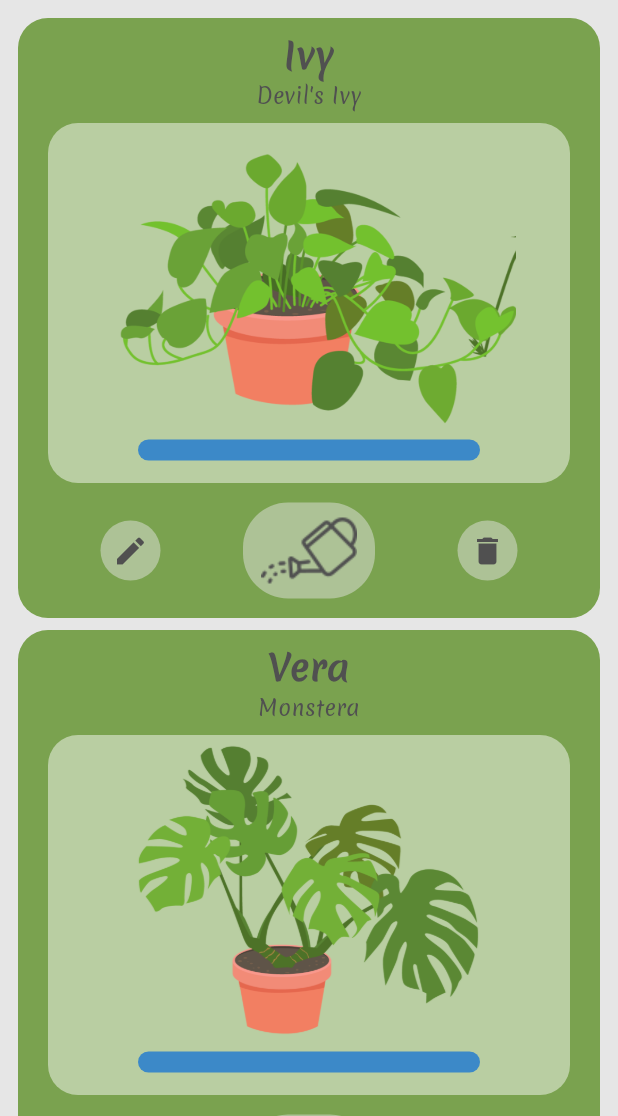
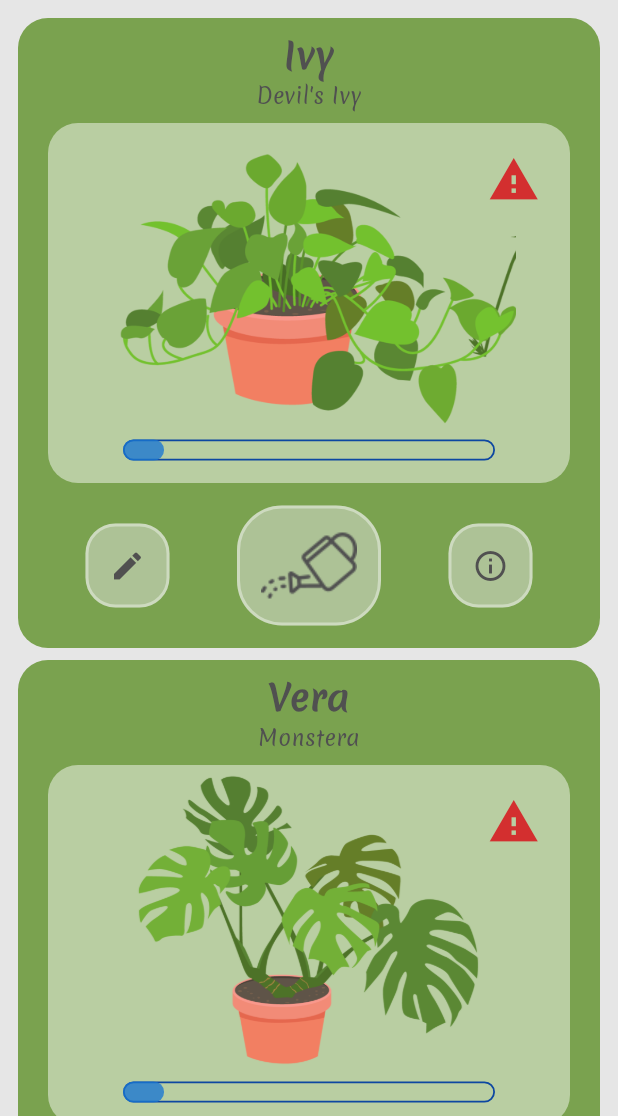
Before and after one commit to my-happy-plants-project-2/My-Happy-Plants-Frontend, a Flutter app: the screen it shows after launch, after a tap on "Login", on a phone screen of 412 x 824 dp, the part 120-1236 px from its top. Run offline on Flutter 3.47's test engine with Material 3 defaults, Android fonts, the phone set to English and light mode, and no system bars.

Commit message:
Fixat dynamisk vattenindikator och varningstriangel. Fixat utseende på samtliga knappar samt strukturerat om kod.

```diff
--- /dev/null
+++ b/lib/components/custom_icon_button.dart
@@ -0,0 +1,41 @@
+import 'package:flutter/material.dart';
+
+class CustomIconButton extends StatelessWidget {
+  final IconData icon;
+  final VoidCallback onPressed;
+
+  const CustomIconButton({
+    super.key,
+    required this.icon,
+    required this.onPressed,
+  });
+
+  @override
+  Widget build(BuildContext context) {
+    return IconButton(
+      icon: Icon(icon),
+      color: Theme.of(context).colorScheme.onSurface,
+      onPressed: onPressed,
+      style: ButtonStyle(
+        // Background color
+        backgroundColor: WidgetStateProperty.all<Color>(
+          Theme.of(context).colorScheme.surface.withAlpha(120),
+        ),
+        // Padding
+        padding: WidgetStateProperty.all<EdgeInsetsGeometry>(
+          const EdgeInsets.all(16),
+        ),
+        // Custom shape with border
+        shape: WidgetStateProperty.all<RoundedRectangleBorder>(
+          RoundedRectangleBorder(
+            borderRadius: BorderRadius.circular(20),
+            side: BorderSide(
+              color: Colors.white.withAlpha(100),
+              width: 2.0,
+            ),
+          ),
+        ),
+      ),
+    );
+  }
+}
--- /dev/null
+++ b/lib/components/custom_text_button.dart
@@ -0,0 +1,37 @@
+import 'package:flutter/material.dart';
+
+class CustomTextButton extends StatelessWidget {
+  final String text;
+  final VoidCallback onPressed;
+
+  const CustomTextButton({
+    super.key,
+    required this.text,
+    required this.onPressed,
+  });
+
+  @override
+  Widget build(BuildContext context) {
+    return ElevatedButton(
+      onPressed: onPressed,
+      style: ButtonStyle(
+        backgroundColor: WidgetStateProperty.all<Color>(
+          Colors.white.withAlpha(120),
+        ),
+        foregroundColor: WidgetStateProperty.all<Color>(
+          Theme.of(context).colorScheme.onSurface,
+        ),
+        shape: WidgetStateProperty.all<RoundedRectangleBorder>(
+          RoundedRectangleBorder(
+            borderRadius: BorderRadius.circular(8),
+            side: BorderSide(
+              color: Colors.white.withAlpha(100),
+              width: 2.0,
+            ),
+          ),
+        ),
+      ),
+      child: Text(text),
+    );
+  }
+}
--- a/lib/components/my_plants_card.dart
+++ b/lib/components/my_plants_card.dart
@@ -1,16 +1,23 @@
+import 'dart:math';
+
 import 'package:flutter/material.dart';
-import 'package:my_happy_plants_flutter/components/my_plants_image.dart';
+import 'package:my_happy_plants_flutter/components/custom_icon_button.dart';
+import 'package:my_happy_plants_flutter/components/water_bar.dart';
 import 'package:my_happy_plants_flutter/model/plant.dart';
 
 class MyPlantsCard extends StatelessWidget {
   final Plant plant;
-  const MyPlantsCard({super.key, required this.plant});
+
+  const MyPlantsCard({
+    super.key,
+    required this.plant,
+  });
 
   @override
   Widget build(BuildContext context) {
     return SizedBox(
       width: 450, // Fixed width for each card
-      height: 400, // Fixed height for each card
+      height: 420, // Fixed height for each card
       child: Container(
         decoration: BoxDecoration(
           color: Theme.of(context).colorScheme.primary,
@@ -18,76 +25,69 @@ class MyPlantsCard extends StatelessWidget {
         ),
         child: Column(
           children: [
-            Padding(
+            _buildPlantInfo(context),
+            _buildPlantImage(context,
+                value: Random()
+                    .nextDouble()), // Set a random value between 0 and 1 for now can be calculated from the plant's water frequency and last watered date
+            _buildActionButtons(context),
+          ],
+        ),
+      ),
+    );
+  }
+
+  // Helper method to build the plant info section
+  Widget _buildPlantInfo(BuildContext context) {
+    return Padding(
       padding: const EdgeInsets.all(8.0),
       child: Column(
         children: [
           Text(
             plant.nickname,
-                    style: TextStyle(
+            style: const TextStyle(
               fontSize: 24,
               fontWeight: FontWeight.bold,
             ),
           ),
-                  Text(
-                    plant.commonName,
-                  ),
+          Text(plant.commonName),
         ],
       ),
-            ),
-            Padding(
+    );
+  }
+
+// Helper method to build the plant image section
+  Widget _buildPlantImage(BuildContext context, {required double value}) {
+    return Padding(
       padding: const EdgeInsets.symmetric(horizontal: 20),
-              child: PlantImage(plant: plant),
-            ),
-            Expanded(
-              child: Center(
-                child: Row(
-                  mainAxisAlignment: MainAxisAlignment.spaceEvenly,
-                  children: [
-                    Container(
-                      padding: const EdgeInsets.all(8),
+      child: Container(
+        height: 240,
+        width: double.infinity,
         decoration: BoxDecoration(
-                        color: Theme.of(context)
-                            .colorScheme
-                            .surface
-                            .withAlpha(120),
+          color: Colors.white.withAlpha(120),
           borderRadius: BorderRadius.circular(20),
         ),
-                      child: Icon(
-                        Icons.edit,
-                        color: Theme.of(context).colorScheme.onSurface,
+        child: Stack(
+          children: [
+            Column(
+              mainAxisAlignment: MainAxisAlignment.center,
+              children: [
+                Expanded(
+                  flex: 15,
+                  child: Image.asset(plant.imagePath),
                 ),
-                    ),
-                    Container(
-                      padding: const EdgeInsets.symmetric(horizontal: 12),
-                      decoration: BoxDecoration(
-                        color: Theme.of(context)
-                            .colorScheme
-                            .surface
-                            .withAlpha(120),
-                        borderRadius: BorderRadius.circular(30),
-                      ),
-                      child: Image.asset(
-                        'lib/assets/images/watering_can.png',
-                        color: Theme.of(context).colorScheme.onSurface,
-                      ),
-                    ),
-                    Container(
-                      padding: const EdgeInsets.all(8),
-                      decoration: BoxDecoration(
-                        color: Theme.of(context)
-                            .colorScheme
-                            .surface
-                            .withAlpha(120),
-                        borderRadius: BorderRadius.circular(20),
-                      ),
-                      child: Icon(
-                        Icons.delete,
-                        color: Theme.of(context).colorScheme.onSurface,
-                      ),
-                    ),
+                WaterBar(value: value), // WaterBar widget on top of the image
+                const SizedBox(height: 15),
               ],
             ),
+            // Add the warning icon conditionally
+            if (value < 0.3)
+              Positioned(
+                top: 20,
+                right: 20,
+                child: Icon(
+                  Icons.warning,
+                  color: Colors.red.shade700,
+                  size: 35,
                 ),
               ),
           ],
@@ -95,4 +95,70 @@ class MyPlantsCard extends StatelessWidget {
       ),
     );
   }
+
+  // Helper method to build the action buttons section
+  Widget _buildActionButtons(BuildContext context) {
+    return Expanded(
+      child: Center(
+        child: Row(
+          mainAxisAlignment: MainAxisAlignment.spaceEvenly,
+          children: [
+            CustomIconButton(
+              icon: Icons.edit,
+              onPressed: () {
+                // Todo: Add edit functionality here
+              },
+            ),
+            _buildCustomImageButton(
+              context,
+              child: Image.asset(
+                'lib/assets/images/watering_can.png',
+                color: Theme.of(context).colorScheme.onSurface,
+              ),
+              onPressed: () {
+                // Todo: Add watering functionality here
+              },
+            ),
+            CustomIconButton(
+              icon: Icons.info_outline,
+              onPressed: () {
+                // Todo: Add delete functionality here
+              },
+            ),
+          ],
+        ),
+      ),
+    );
   }
+
+  Widget _buildCustomImageButton(
+    BuildContext context, {
+    required Widget child,
+    required VoidCallback onPressed,
+  }) {
+    return IconButton(
+      icon: child,
+      onPressed: onPressed,
+      style: ButtonStyle(
+        // Background color
+        backgroundColor: WidgetStateProperty.all<Color>(
+          Theme.of(context).colorScheme.surface.withAlpha(120),
+        ),
+        // Padding
+        padding: WidgetStateProperty.all<EdgeInsetsGeometry>(
+          const EdgeInsets.symmetric(horizontal: 16, vertical: 8),
+        ),
+        // Custom shape
+        shape: WidgetStateProperty.all<RoundedRectangleBorder>(
+          RoundedRectangleBorder(
+            borderRadius: BorderRadius.circular(30),
+            side: BorderSide(
+              color: Colors.white.withAlpha(100),
+              width: 2.0,
+            ),
+          ),
+        ),
+      ),
+    );
+  }
+}
--- a/lib/components/my_plants_image.dart
+++ /dev/null
@@ -1,53 +0,0 @@
-import 'package:flutter/material.dart';
-import 'package:my_happy_plants_flutter/model/plant.dart';
-
-class PlantImage extends StatelessWidget {
-  const PlantImage({
-    super.key,
-    required this.plant,
-  });
-
-  final Plant plant;
-
-  @override
-  Widget build(BuildContext context) {
-    return Container(
-      height: 240,
-      width: double.infinity,
-      decoration: BoxDecoration(
-          color: Colors.white.withAlpha(120),
-          borderRadius: BorderRadius.circular(20)),
-      child: Column(
-        mainAxisAlignment: MainAxisAlignment.center,
-        children: [
-          Expanded(
-            flex: 15,
-            child: Image.asset(plant.imagePath),
-          ),
-          Expanded(
-            child: Row(
-              children: [
-                SizedBox(
-                  width: 60,
-                ),
-                Expanded(
-                  child: Container(
-                    decoration: BoxDecoration(
-                        color: Colors.blue.shade700.withAlpha(200),
-                        borderRadius: BorderRadius.circular(20)),
-                  ),
-                ),
-                SizedBox(
-                  width: 60,
-                ),
-              ],
-            ),
-          ),
-          SizedBox(
-            height: 15,
-          ),
-        ],
-      ),
-    );
-  }
-}
--- a/lib/components/plant_library_addbutton.dart
+++ b/lib/components/plant_library_addbutton.dart
@@ -1,14 +1,14 @@
 import 'package:flutter/material.dart';
-import 'package:my_happy_plants_flutter/components/plant_library_savecancelbutton.dart';
+import 'package:my_happy_plants_flutter/components/custom_text_button.dart';
 import 'package:my_happy_plants_flutter/model/plant.dart';
 
-class PlantLibraryAddbutton extends StatelessWidget {
-  final controller;
+class PlantLibraryAddDialog extends StatelessWidget {
+  final TextEditingController controller;
   final Plant plant;
   final VoidCallback onSave;
   final VoidCallback onCancel;
 
-  PlantLibraryAddbutton({
+  const PlantLibraryAddDialog({
     super.key,
     required this.controller,
     required this.plant,
@@ -35,7 +35,8 @@ class PlantLibraryAddbutton extends StatelessWidget {
             TextField(
               controller: controller,
               decoration: InputDecoration(
-                border: OutlineInputBorder(),
+                border:
+                    OutlineInputBorder(borderRadius: BorderRadius.circular(10)),
                 hintText: "Fill in a name for your plant!",
               ),
             ),
@@ -44,10 +45,9 @@ class PlantLibraryAddbutton extends StatelessWidget {
             Row(
               mainAxisAlignment: MainAxisAlignment.end,
               children: [
-                PlantLibrarySavecancelbutton(text: "Save", onPressed: onSave),
+                CustomTextButton(text: "Save", onPressed: onSave),
                 const SizedBox(width: 5),
-                PlantLibrarySavecancelbutton(
-                    text: "Cancel", onPressed: onCancel),
+                CustomTextButton(text: "Cancel", onPressed: onCancel),
               ],
             ),
           ],
@@ -80,6 +80,7 @@ class PlantLibraryAddbutton extends StatelessWidget {
     );
   }
 
+/*
   Widget _buildIndicator({
     required IconData icon,
     required Color color,
@@ -99,4 +100,5 @@ class PlantLibraryAddbutton extends StatelessWidget {
       ],
     );
   }
+  */
 }
--- a/lib/components/plant_library_card.dart
+++ b/lib/components/plant_library_card.dart
@@ -1,4 +1,5 @@
 import 'package:flutter/material.dart';
+import 'package:my_happy_plants_flutter/components/custom_icon_button.dart';
 import 'package:my_happy_plants_flutter/components/plant_library_addbutton.dart';
 import 'package:my_happy_plants_flutter/components/plant_library_image.dart';
 import 'package:my_happy_plants_flutter/model/plant.dart';
@@ -14,7 +15,7 @@ class PlantLibraryCard extends StatelessWidget {
   Widget build(BuildContext context) {
     return SizedBox(
       width: 450,
-      height: 530,
+      height: 500,
       child: Container(
         padding: const EdgeInsets.all(20),
         decoration: BoxDecoration(
@@ -45,7 +46,14 @@ class PlantLibraryCard extends StatelessWidget {
                 ..._buildPlantInfo(context),
               ],
             ),
-            _buildAddButton(context),
+            Row(
+              mainAxisAlignment: MainAxisAlignment.end,
+              children: [
+                CustomIconButton(
+                    icon: Icons.add,
+                    onPressed: () => giveSpecificPlantName(context)),
+              ],
+            )
           ],
         ),
       ),
@@ -84,34 +92,16 @@ class PlantLibraryCard extends StatelessWidget {
     showDialog(
       context: context,
       builder: (context) {
-        return PlantLibraryAddbutton(
+        return PlantLibraryAddDialog(
           controller: _controller,
           plant: plant,
           onSave: saveNewPlantName,
-          onCancel: () => Navigator.of(context).pop(),
+          onCancel: () {
+            _controller.clear();
+            Navigator.pop(context);
+          },
         );
       },
     );
   }
-
-  Widget _buildAddButton(BuildContext context) {
-    return Row(
-      mainAxisAlignment: MainAxisAlignment.end,
-      children: [
-        IconButton(
-          onPressed: () => giveSpecificPlantName(context),
-          icon: Icon(
-            Icons.add,
-            size: 40,
-            color: Theme.of(context).colorScheme.onSurface,
-          ),
-          style: ButtonStyle(
-            backgroundColor: WidgetStatePropertyAll(
-              Colors.white.withAlpha(100),
-            ),
-          ),
-        ),
-      ],
-    );
-  }
 }
--- a/lib/components/plant_library_image.dart
+++ b/lib/components/plant_library_image.dart
@@ -61,7 +61,7 @@ class PlantImage extends StatelessWidget {
           const SizedBox(width: 3),
           _buildIndicator(
             icon: Icons.water_drop,
-            color: Colors.blue.shade900,
+            color: Colors.blue.shade700.withAlpha(200),
             value: plant.waterFrequency.toString(),
           ),
         ],
--- a/lib/components/plant_library_savecancelbutton.dart
+++ /dev/null
@@ -1,18 +0,0 @@
-import 'package:flutter/material.dart';
-
-class PlantLibrarySavecancelbutton extends StatelessWidget {
-  final String text;
-  VoidCallback onPressed;
-
-  PlantLibrarySavecancelbutton(
-      {super.key, required this.text, required this.onPressed});
-
-  @override
-  Widget build(BuildContext context) {
-    return MaterialButton(
-      onPressed: onPressed,
-      color: Theme.of(context).colorScheme.surface.withAlpha(120),
-      child: Text(text),
-    );
-  }
-}
--- /dev/null
+++ b/lib/components/water_bar.dart
@@ -0,0 +1,41 @@
+import 'package:flutter/material.dart';
+
+class WaterBar extends StatelessWidget {
+  final double value; // Value between 0.0 and 1.0
+  const WaterBar({super.key, required this.value});
+
+  @override
+  Widget build(BuildContext context) {
+    return Expanded(
+      child: Padding(
+        padding: const EdgeInsets.symmetric(horizontal: 50),
+        child: Stack(
+          children: [
+            // Background container, transparent with border
+            Container(
+              decoration: BoxDecoration(
+                color: Colors.transparent,
+                borderRadius: BorderRadius.circular(20),
+                border: Border.all(
+                  color: Colors.blue.shade900,
+                  width: 1.2,
+                ),
+              ),
+            ),
+            // Filled container (the progress bar)
+            FractionallySizedBox(
+              widthFactor: value, // progress value
+              child: Container(
+                decoration: BoxDecoration(
+                  color: Colors.blue.shade700
+                      .withAlpha(200), // Blue for the filled part
+                  borderRadius: BorderRadius.circular(20),
+                ),
+              ),
+            ),
+          ],
+        ),
+      ),
+    );
+  }
+}
```
Lines whose indentation alone changed are shown as unchanged.
